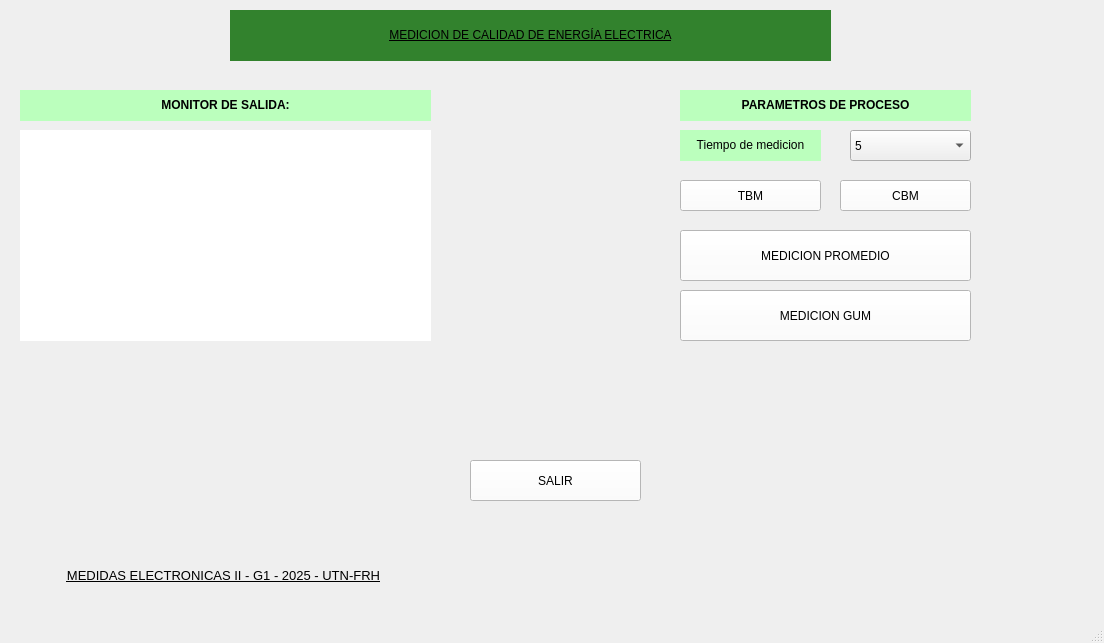
JoaCieri/ProyectoFinal2026, file Software/scr/main/MainWindow.ui: the form before one commit.
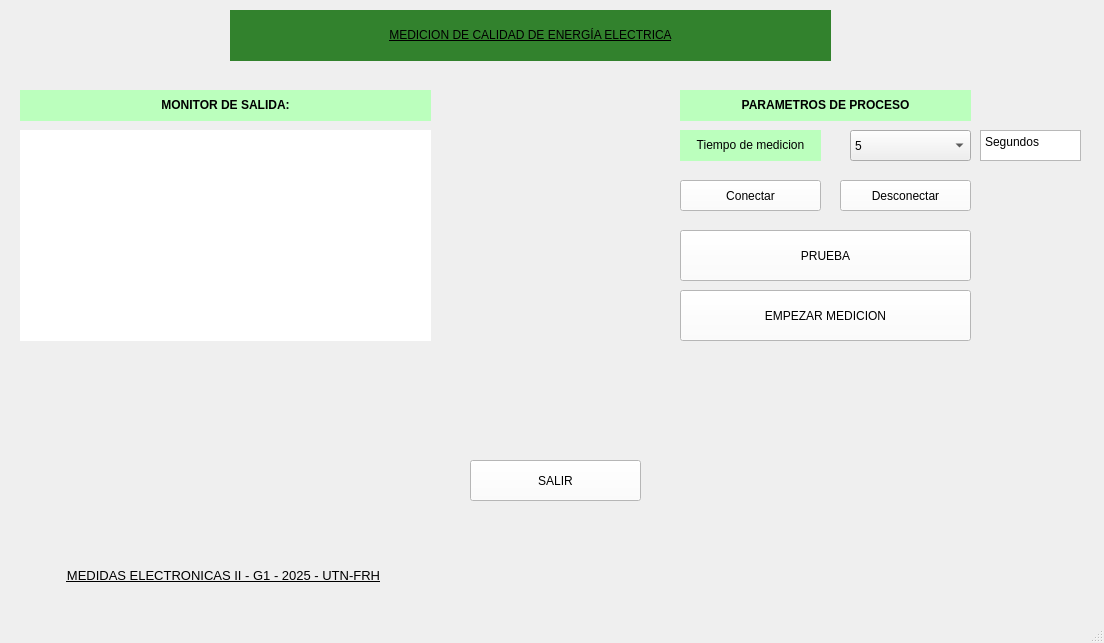
The form after the commit. Icons and pictures are not drawn.

Commit message: Cambios interfaz

```diff
--- a/Software/scr/main/MainWindow.ui
+++ b/Software/scr/main/MainWindow.ui
@@ -81,7 +81,7 @@
      <string notr="true">background-color: rgb(255, 255, 255);</string>
     </property>
     <property name="text">
-     <string>TBM</string>
+     <string>Conectar</string>
     </property>
    </widget>
    <widget class="QPushButton" name="select_CBM">
@@ -97,7 +97,7 @@
      <string notr="true">background-color: rgb(255, 255, 255);</string>
     </property>
     <property name="text">
-     <string>CBM</string>
+     <string>Desconectar</string>
     </property>
    </widget>
    <widget class="QPushButton" name="proceso">
@@ -113,7 +113,7 @@
      <string notr="true">background-color: rgb(255, 255, 255);</string>
     </property>
     <property name="text">
-     <string>MEDICION GUM</string>
+     <string>EMPEZAR MEDICION</string>
     </property>
    </widget>
    <widget class="QPushButton" name="salir">
@@ -180,7 +180,7 @@
      <string notr="true">background-color: rgb(255, 255, 255);</string>
     </property>
     <property name="text">
-     <string>MEDICION PROMEDIO</string>
+     <string>PRUEBA</string>
     </property>
    </widget>
    <widget class="QLabel" name="label_8">
@@ -271,6 +271,26 @@
      <bool>true</bool>
     </property>
    </widget>
+   <widget class="QTextEdit" name="textEdit">
+    <property name="geometry">
+     <rect>
+      <x>980</x>
+      <y>130</y>
+      <width>101</width>
+      <height>31</height>
+     </rect>
+    </property>
+    <property name="html">
+     <string>&lt;!DOCTYPE HTML PUBLIC &quot;-//W3C//DTD HTML 4.0//EN&quot; &quot;http://www.w3.org/TR/REC-html40/strict.dtd&quot;&gt;
+&lt;html&gt;&lt;head&gt;&lt;meta name=&quot;qrichtext&quot; content=&quot;1&quot; /&gt;&lt;meta charset=&quot;utf-8&quot; /&gt;&lt;style type=&quot;text/css&quot;&gt;
+p, li { white-space: pre-wrap; }
+hr { height: 1px; border-width: 0; }
+li.unchecked::marker { content: &quot;\2610&quot;; }
+li.checked::marker { content: &quot;\2612&quot;; }
+&lt;/style&gt;&lt;/head&gt;&lt;body style=&quot; font-family:'Segoe UI'; font-size:9pt; font-weight:400; font-style:normal;&quot;&gt;
+&lt;p style=&quot; margin-top:0px; margin-bottom:0px; margin-left:0px; margin-right:0px; -qt-block-indent:0; text-indent:0px;&quot;&gt;Segundos&lt;/p&gt;&lt;/body&gt;&lt;/html&gt;</string>
+    </property>
+   </widget>
   </widget>
   <widget class="QMenuBar" name="menubar">
    <property name="geometry">
```
Left out of the diff: 8 changed lines with no effect on the pictures. The commit also changes 1 other file.
